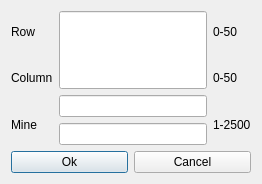
Above: customdialog.ui from dependon/MineSweep before the change. Below: the same form after it.
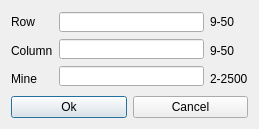
That is the form after the change.

```diff
--- a/customdialog.ui
+++ b/customdialog.ui
@@ -6,8 +6,8 @@
    <rect>
     <x>0</x>
     <y>0</y>
-    <width>262</width>
-    <height>184</height>
+    <width>259</width>
+    <height>129</height>
    </rect>
   </property>
   <property name="windowTitle">
@@ -48,22 +48,48 @@
          <property name="minimumSize">
           <size>
            <width>10</width>
-           <height>10</height>
+           <height>20</height>
           </size>
          </property>
          <property name="maximumSize">
           <size>
            <width>500</width>
-           <height>500</height>
+           <height>20</height>
           </size>
          </property>
         </widget>
        </item>
        <item>
-        <widget class="QLineEdit" name="ColumnEdit"/>
+        <widget class="QLineEdit" name="ColumnEdit">
+         <property name="minimumSize">
+          <size>
+           <width>0</width>
+           <height>20</height>
+          </size>
+         </property>
+         <property name="maximumSize">
+          <size>
+           <width>16777215</width>
+           <height>20</height>
+          </size>
+         </property>
+        </widget>
        </item>
        <item>
-        <widget class="QLineEdit" name="MineEdit"/>
+        <widget class="QLineEdit" name="MineEdit">
+         <property name="minimumSize">
+          <size>
+           <width>0</width>
+           <height>20</height>
+          </size>
+         </property>
+         <property name="maximumSize">
+          <size>
+           <width>16777215</width>
+           <height>20</height>
+          </size>
+         </property>
+        </widget>
        </item>
       </layout>
      </item>
@@ -72,21 +98,21 @@
        <item>
         <widget class="QLabel" name="label_4">
          <property name="text">
-          <string>0-50</string>
+          <string>9-50</string>
          </property>
         </widget>
        </item>
        <item>
         <widget class="QLabel" name="label_5">
          <property name="text">
-          <string>0-50</string>
+          <string>9-50</string>
          </property>
         </widget>
        </item>
        <item>
         <widget class="QLabel" name="label_6">
          <property name="text">
-          <string>1-2500</string>
+          <string>2-2500</string>
          </property>
         </widget>
        </item>
```
